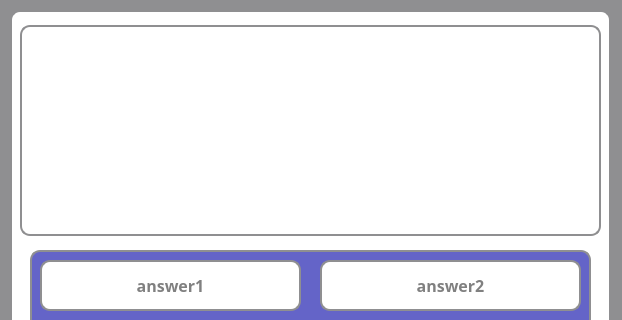
The window that src/main/resources/ui/default/quizScreen.ui (pkristof1999/Szakdolgozat) describes before a commit, drawn with Qt 5; both pictures show x 0 to 622 and y 0 to 320 of the 622 by 470 pixel window.
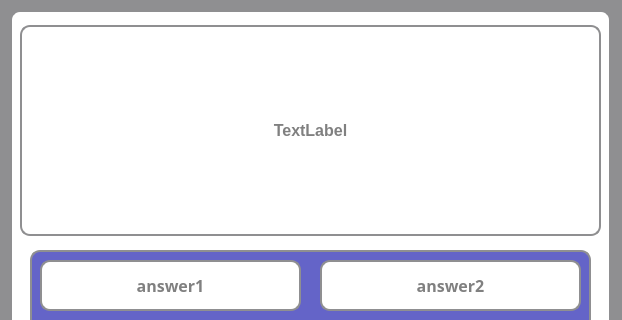
The same window after the commit.

Commit message: Javítás a kérdés színén és helyén a kvíz oldalon.

Diff of the .ui file:
```diff
--- a/src/main/resources/ui/default/quizScreen.ui
+++ b/src/main/resources/ui/default/quizScreen.ui
@@ -265,6 +265,14 @@
        <height>211</height>
       </rect>
      </property>
+     <property name="alignment">
+      <set>Qt::AlignCenter</set>
+     </property>
+     <property name="styleSheet">
+      <string notr="true">* {
+	color: grey;
+}</string>
+     </property>
      <property name="text">
       <string>TextLabel</string>
      </property>
```
Lines whose indentation alone changed are shown as unchanged.
